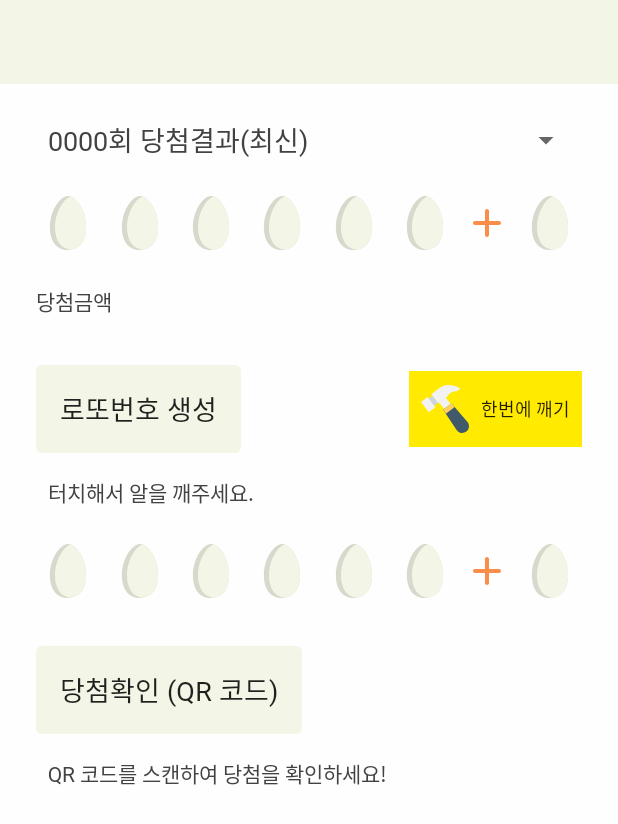
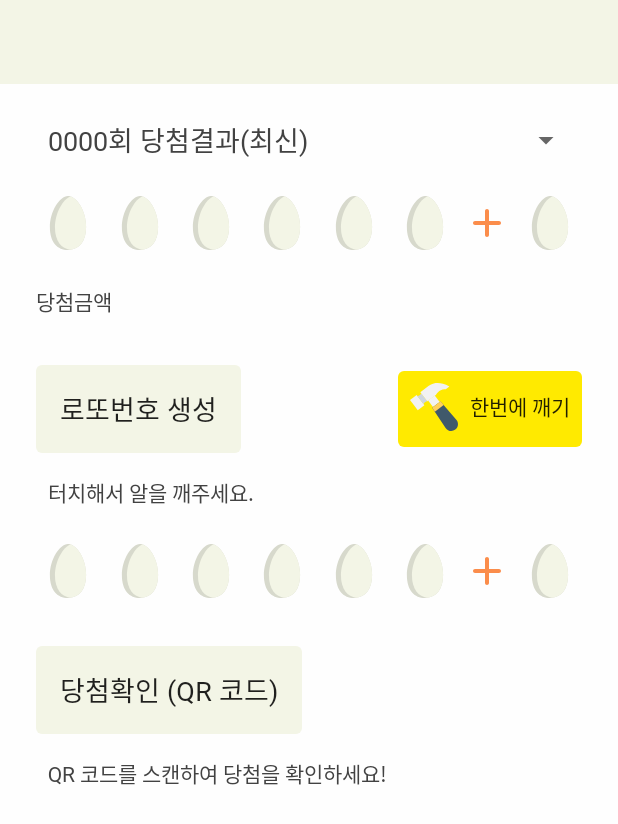
Before and after one commit to peter4549/2020-08-18-egg-lotto, an Android app: the layout activity_main.xml on its own in the app's theme, with its tools: preview values and no code run, on a phone screen of 412 x 824 dp. Shown: the top 824 px of the screen. Run offline under Robolectric (Android 15) with nearby library versions, the phone set to English and light mode, and no system bars; network calls fail.

Commit message:
3rd commit

```diff
--- a/app/build.gradle
+++ b/app/build.gradle
@@ -36,9 +36,6 @@ dependencies {
     implementation 'androidx.constraintlayout:constraintlayout:1.1.3'
     implementation files('libs/jsoup-1.13.1.jar')
     implementation 'androidx.legacy:legacy-support-v4:1.0.0'
-    testImplementation 'junit:junit:4.12'
-    androidTestImplementation 'androidx.test.ext:junit:1.1.1'
-    androidTestImplementation 'androidx.test.espresso:espresso-core:3.2.0'
 
     // Glide
     implementation 'com.github.bumptech.glide:glide:4.11.0'
--- /dev/null
+++ b/app/src/main/java/com/duke/xial/elliot/kim/kotlin/egglotto/Constants.kt
@@ -0,0 +1,5 @@
+package com.duke.xial.elliot.kim.kotlin.egglotto
+
+const val WEEKLY_ALARM_DAY_OF_WEEK = 6
+const val WEEKLY_ALARM_HOUR_OF_DAY = 8
+const val WEEKLY_ALARM_MINUTE = 55
--- /dev/null
+++ b/app/src/main/java/com/duke/xial/elliot/kim/kotlin/egglotto/license/FullTextFragment.kt
@@ -0,0 +1,5 @@
+package com.duke.xial.elliot.kim.kotlin.egglotto.license
+
+class FullTextFragment {
+
+}
--- /dev/null
+++ b/app/src/main/res/drawable/button_radius_background_yellow.xml
@@ -0,0 +1,12 @@
+<?xml version="1.0" encoding="utf-8"?>
+<shape xmlns:android="http://schemas.android.com/apk/res/android"
+    android:shape="rectangle">
+    <solid android:color="@color/colorYellow"/>
+    <corners
+        android:bottomLeftRadius="4dp"
+        android:bottomRightRadius="4dp"
+        android:topLeftRadius="4dp"
+        android:topRightRadius="4dp" />
+    <stroke android:width="0dp"
+        android:color="#FFFFFF"/>
+</shape>
--- a/app/src/main/res/layout/activity_main.xml
+++ b/app/src/main/res/layout/activity_main.xml
@@ -165,37 +165,53 @@
                 app:layout_constraintStart_toStartOf="parent"
                 app:layout_constraintTop_toBottomOf="@+id/text_view_lotto_number_01" />
 
-            <Button
-                android:id="@+id/button_generate_lotto_number"
+            <FrameLayout
+                android:id="@+id/frame_layout_generate_lotto_number"
                 android:layout_width="wrap_content"
                 android:layout_height="wrap_content"
                 android:layout_marginStart="24dp"
                 android:layout_marginTop="24dp"
                 android:background="@drawable/button_radius_background"
-                android:gravity="center"
-                android:padding="16dp"
-                android:text="@string/generate_lotto_number"
-                android:textSize="18sp"
                 app:layout_constraintStart_toStartOf="parent"
-                app:layout_constraintTop_toBottomOf="@+id/text_view_winning_amount" />
+                app:layout_constraintTop_toBottomOf="@+id/text_view_winning_amount">
 
-            <Button
-                android:id="@+id/button_break_at_once"
+                <Button
+                    android:id="@+id/button_generate_lotto_number"
+                    android:layout_width="wrap_content"
+                    android:layout_height="wrap_content"
+                    android:background="?attr/selectableItemBackground"
+                    android:gravity="center"
+                    android:padding="16dp"
+                    android:text="@string/generate_lotto_number"
+                    android:textSize="18sp" />
+
+            </FrameLayout>
+
+            <FrameLayout
+                android:id="@+id/frame_layout_break_at_once"
                 android:layout_width="wrap_content"
                 android:layout_height="0dp"
                 android:layout_marginTop="4dp"
                 android:layout_marginEnd="24dp"
                 android:layout_marginBottom="4dp"
-                android:background="@color/colorYellow"
+                android:background="@drawable/button_radius_background_yellow"
+                app:layout_constraintBottom_toBottomOf="@+id/frame_layout_generate_lotto_number"
+                app:layout_constraintEnd_toEndOf="parent"
+                app:layout_constraintTop_toTopOf="@+id/frame_layout_generate_lotto_number">
+
+            <Button
+                android:id="@+id/button_break_at_once"
+                android:layout_width="wrap_content"
+                android:layout_height="wrap_content"
+                android:background="?attr/selectableItemBackground"
                 android:drawableStart="@drawable/ic_hammer_32"
                 android:drawablePadding="8dp"
                 android:gravity="center"
                 android:padding="8dp"
                 android:text="@string/break_at_once"
-                android:textSize="12sp"
-                app:layout_constraintBottom_toBottomOf="@+id/button_generate_lotto_number"
-                app:layout_constraintEnd_toEndOf="parent"
-                app:layout_constraintTop_toTopOf="@+id/button_generate_lotto_number" />
+                android:textSize="14sp" />
+
+            </FrameLayout>
 
             <TextView
                 android:id="@+id/text_view_request_touch"
@@ -208,7 +224,7 @@
                 android:text="@string/touch_to_break_egg"
                 android:textAppearance="@style/TextAppearance.AppCompat.Small"
                 app:layout_constraintStart_toStartOf="parent"
-                app:layout_constraintTop_toBottomOf="@+id/button_generate_lotto_number" />
+                app:layout_constraintTop_toBottomOf="@+id/frame_layout_generate_lotto_number" />
 
             <TextView
                 android:id="@+id/text_view_generated_lotto_number_01"
@@ -296,19 +312,27 @@
                 app:layout_constraintStart_toEndOf="@+id/image_view_add_02"
                 app:layout_constraintTop_toBottomOf="@+id/text_view_request_touch" />
 
-            <Button
-                android:id="@+id/button_winning_confirmation"
+            <FrameLayout
+                android:id="@+id/frame_layout_winning_confirmation"
                 android:layout_width="wrap_content"
                 android:layout_height="wrap_content"
                 android:layout_marginStart="24dp"
                 android:layout_marginTop="32dp"
                 android:background="@drawable/button_radius_background"
+                app:layout_constraintStart_toStartOf="parent"
+                app:layout_constraintTop_toBottomOf="@+id/text_view_generated_lotto_number_01">
+
+            <Button
+                android:id="@+id/button_winning_confirmation"
+                android:layout_width="wrap_content"
+                android:layout_height="wrap_content"
+                android:background="?attr/selectableItemBackground"
                 android:gravity="center"
                 android:padding="16dp"
                 android:text="@string/winning_confirmation"
-                android:textSize="18sp"
-                app:layout_constraintStart_toStartOf="parent"
-                app:layout_constraintTop_toBottomOf="@+id/text_view_generated_lotto_number_01" />
+                android:textSize="18sp" />
+
+            </FrameLayout>
 
             <TextView
                 android:id="@+id/textView"
@@ -316,11 +340,13 @@
                 android:layout_height="wrap_content"
                 android:layout_marginStart="24dp"
                 android:layout_marginTop="8dp"
+                android:layout_marginBottom="16dp"
                 android:gravity="center"
                 android:padding="8dp"
                 android:text="@string/scan_qr_code"
+                app:layout_constraintBottom_toBottomOf="parent"
                 app:layout_constraintStart_toStartOf="parent"
-                app:layout_constraintTop_toBottomOf="@+id/button_winning_confirmation" />
+                app:layout_constraintTop_toBottomOf="@+id/frame_layout_winning_confirmation" />
 
         </androidx.constraintlayout.widget.ConstraintLayout>
 
--- a/app/src/main/res/values/colors.xml
+++ b/app/src/main/res/values/colors.xml
@@ -3,6 +3,8 @@
     <color name="colorPrimary">@color/colorEggOrange</color>
     <color name="colorPrimaryDark">@color/colorEggOrange</color>
     <color name="colorAccent">@color/colorEggOrange</color>
+
+    <color name="colorControlHighlight">#FFAA71</color>
 
     <color name="colorEggWhite">#F3F5E6</color>
     <color name="colorTextViewDefault">#424242</color>
--- a/app/src/main/res/values/styles.xml
+++ b/app/src/main/res/values/styles.xml
@@ -4,7 +4,7 @@
         <item name="colorPrimary">@color/colorPrimary</item>
         <item name="colorPrimaryDark">@color/colorPrimaryDark</item>
         <item name="colorAccent">@color/colorAccent</item>
-
+        <item name="android:colorControlHighlight">@color/colorControlHighlight</item>
         <item name="android:textViewStyle">@style/TextViewStyle</item>
         <item name="android:buttonStyle">@style/ButtonStyle</item>
     </style>
```
Also changed, not shown: app/src/main/java/com/duke/xial/elliot/kim/kotlin/egglotto/MainActivity.kt (+6 -4 lines), app/src/main/java/com/duke/xial/elliot/kim/kotlin/egglotto/broadcast_receiver/DeviceBootReceiver.kt (+26 -8 lines), app/src/main/java/com/duke/xial/elliot/kim/kotlin/egglotto/license/ApachLicense.kt (added, +206 -0 lines), app/src/main/java/com/duke/xial/elliot/kim/kotlin/egglotto/license/LicenseModel.kt (added, +17 -0 lines), app/src/main/java/com/duke/xial/elliot/kim/kotlin/egglotto/license/LicensesFragment.kt (added, +48 -0 lines), app/src/main/res/layout/fragment_full_text.xml (added, +30 -0 lines), app/src/main/res/layout/fragment_licenses.xml (added, +27 -0 lines), app/src/main/res/layout/item_view_license.xml (added, +84 -0 lines).
